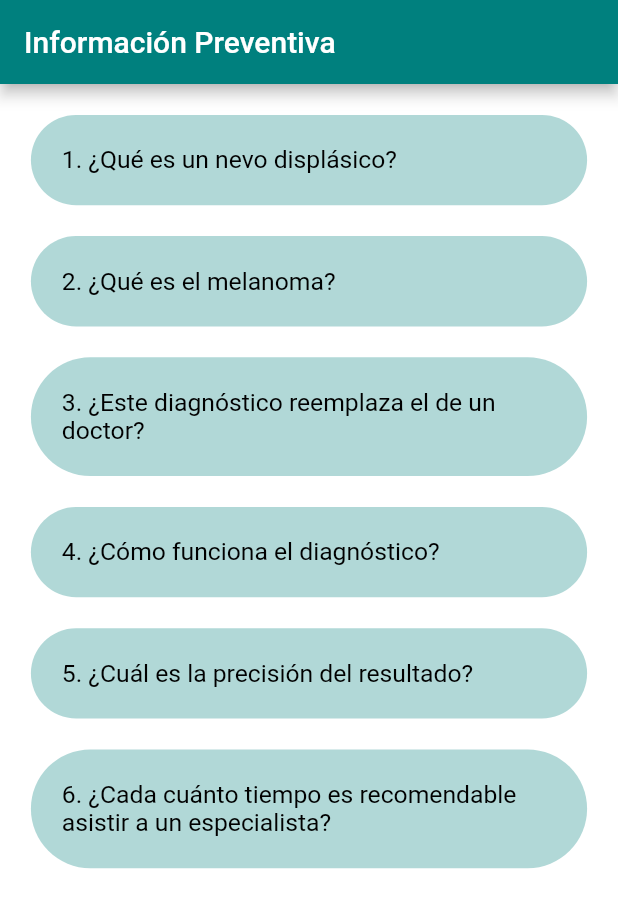
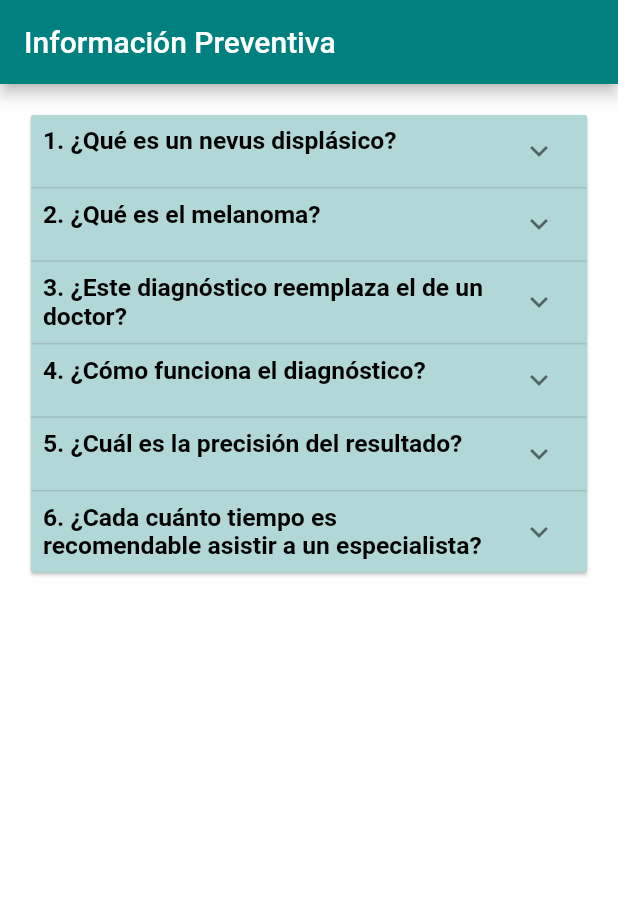
Before and after one commit to lhm2001/mobile-tp, a Flutter app: the PreventiveInformation screen opened directly, on a phone screen of 412 x 824 dp. Shown: the top 908 px of the screen. Run offline on Flutter 3.47's test engine with Material 2 defaults, Android fonts, the light colour scheme and no system bars; our stand-ins replace flutter_local_notifications, flutter_slidable, image_picker, permission_handler, shared_preferences and 2 more; missing offline and left inert: dart:ffi; accounts and stored records are empty; network calls fail.

Commit message:
fixed preventive information and other details

```diff
--- a/lib/globals.dart
+++ b/lib/globals.dart
@@ -5,4 +5,4 @@ int idProfileLogged = 0;
 int idNavigation = 0;
 int userId=0;
 bool notificationsEnabled=false;
-String url='http://3.142.212.189:8080/';
+String url='http://18.220.214.82:8080/';
--- a/lib/login.dart
+++ b/lib/login.dart
@@ -62,7 +62,7 @@ class _LoginState extends State<Login> {
     String? email=prefs.getString('email');
     String? pass=prefs.getString('password');
 
-    if(email!=null && pass!=null){
+    if(email!=null && email!=''  && pass!=null && pass!=''){
 
       logged=true;
       _user= await service.login(email,pass);
--- a/lib/myAccount.dart
+++ b/lib/myAccount.dart
@@ -8,6 +8,7 @@ import 'package:proyecto_tesis/login.dart';
 import 'package:proyecto_tesis/myNotifications.dart';
 import 'package:proyecto_tesis/myProfile.dart';
 import 'package:proyecto_tesis/preventiveInformation.dart';
+import 'package:shared_preferences/shared_preferences.dart';
 import 'globals.dart' as globals;
 import 'dart:convert';
 import 'package:sizer/sizer.dart';
@@ -34,7 +35,7 @@ class MyAccount extends StatelessWidget {
                 return ListTile(
                   leading: Icon(settingsList[index].icon,color: const Color(0xFF00807E), ),
                   title: Text(settingsList[index].title),
-                  onTap: () {
+                  onTap: () async {
                     switch (index) {
                       case 0:
                         Navigator.push(
@@ -51,6 +52,9 @@ class MyAccount extends StatelessWidget {
                       case 2:
                         globals.userId=0;
                         globals.isLoggedIn = false;
+                        SharedPreferences prefs = await SharedPreferences.getInstance();
+                        prefs.setString('email', '');
+                        prefs.setString('password', '');
                         Navigator.push(
                           context,
                           MaterialPageRoute(builder: (context) => const Login()),
--- a/lib/myConsultations.dart
+++ b/lib/myConsultations.dart
@@ -213,9 +213,9 @@ class _MyConsultationsState extends State<MyConsultations> {
           ),
           bottomNavigationBar: isMultiSelectionEnabled ?
             BottomAppBar(
+              height: 12.h,
             color: Color(0xFFB1D8D7),
             child: SizedBox(
-              height: 10.h,
               child: Row(
                 mainAxisAlignment: MainAxisAlignment.spaceEvenly,
                 children: [
@@ -247,7 +247,7 @@ class _MyConsultationsState extends State<MyConsultations> {
                                 .showSnackBar(
                               const SnackBar(
                                 content: Text(
-                                  "Hubo un error al eliminar la categoría.",
+                                  "Hubo un error al eliminar la consulta.",
                                   style: TextStyle(
                                       color: Colors.black),
                                 ),
--- a/lib/myNotifications.dart
+++ b/lib/myNotifications.dart
@@ -46,24 +46,24 @@ class _MyNotificationsState extends State<MyNotifications> {
                   },
                 ),
 
-                Container(
-                  child: ElevatedButton(
-                    style: ElevatedButton.styleFrom(
-                      primary: Colors.white,
-                    ),
-                    onPressed: () {
-                      NotificationService().showNotification(title: 'Sample',body: 'IT WORKS!');
-                    },
-                    child: Padding(
-                      padding: EdgeInsets.all(5.w),
-                      child: Text("PRUEBA NOTIF",style:TextStyle(
-                        //fontWeight: FontWeight.bold,
-                          fontSize: 12.sp,
-                          color: Colors.black
-                      )),
-                    ),
-                  ),
-                ),
+                // Container(
+                //   child: ElevatedButton(
+                //     style: ElevatedButton.styleFrom(
+                //       primary: Colors.white,
+                //     ),
+                //     onPressed: () {
+                //       NotificationService().showNotification(title: 'Sample',body: 'IT WORKS!');
+                //     },
+                //     child: Padding(
+                //       padding: EdgeInsets.all(5.w),
+                //       child: Text("PRUEBA NOTIF",style:TextStyle(
+                //         //fontWeight: FontWeight.bold,
+                //           fontSize: 12.sp,
+                //           color: Colors.black
+                //       )),
+                //     ),
+                //   ),
+                // ),
               ],
             ),
           ),
--- a/lib/preventiveInformation.dart
+++ b/lib/preventiveInformation.dart
@@ -1,180 +1,126 @@
-import 'dart:developer';
-
 import 'package:flutter/material.dart';
 import 'package:sizer/sizer.dart';
 
 class PreventiveInformation extends StatefulWidget {
-  const PreventiveInformation({super.key});
+  const PreventiveInformation({Key? key}) : super(key: key);
 
   @override
   State<PreventiveInformation> createState() => _PreventiveInformationState();
 }
 
 class _PreventiveInformationState extends State<PreventiveInformation> {
+  List<Item> _data = generateItems();
+
   @override
   Widget build(BuildContext context) {
     return Sizer(
       builder: (context, orientation, deviceType) {
         return Scaffold(
           appBar: AppBar(
-              title: const Text("Información Preventiva",style: TextStyle(color: Colors.white)), // Nombre de la página que puedes cambiar dinámicamente según la página actual.
+            title: const Text("Información Preventiva",
+                style: TextStyle(color: Colors.white)),
             backgroundColor: const Color(0xFF00807E),
             automaticallyImplyLeading: false,
           ),
           backgroundColor: Colors.white,
           body: SafeArea(
-              child: Center(
               child: Padding(
                 padding: EdgeInsets.all(2.5.h),
-                  child: Column(
-                    //mainAxisAlignment: MainAxisAlignment.center,
-                    children: [
-
-                      Container(
-                        width: double.infinity,
-                        decoration: BoxDecoration(
-                          color: const Color(0xFFB1D8D7),
-                          borderRadius: BorderRadius.circular(15.w),
+                child: SingleChildScrollView(
+                  child: ExpansionPanelList(
+                    elevation: 1,
+                    expandedHeaderPadding: EdgeInsets.all(0),
+                    expansionCallback: (int index, bool isExpanded) {
+                      setState(() {
+                        _data[index].isExpanded = true;
+                      });
+                    },
+                    children: _data.map<ExpansionPanel>((Item item) {
+                      return ExpansionPanel(
+                        backgroundColor: const Color(0xFFB1D8D7),
+                        canTapOnHeader: true,
+                        headerBuilder:
+                            (BuildContext context, bool isExpanded) {
+                          return Padding(
+                            padding: const EdgeInsets.all(8.0),
+                            child: Text(
+                              item.headerValue,
+                              style: TextStyle(
+                                fontSize: 12.sp,
+                                color: Colors.black,
+                                fontWeight: FontWeight.bold,
                               ),
-
-                        child: Padding(
-                          padding: EdgeInsets.all(5.w),
+                            ),
+                          );
+                        },
+                        body: Padding(
+                          padding: const EdgeInsets.all(8.0),
                           child: Text(
-                            '1. ¿Qué es un nevo displásico?',
+                            item.expandedValue,
                             style: TextStyle(
                               fontSize: 12.sp,
                               color: Colors.black,
                             ),
-
+                            textAlign: TextAlign.justify,
                           ),
                         ),
-                      ),
-
-                      SizedBox(
-                        height: 2.5.h,
-                      ),
-
-                      Container(
-                        width: double.infinity,
-                        decoration: BoxDecoration(
-                          color: const Color(0xFFB1D8D7),
-                          borderRadius: BorderRadius.circular(15.w),
-                        ),
-
-                        child: Padding(
-                          padding: EdgeInsets.all(5.w),
-                          child: Text(
-                            '2. ¿Qué es el melanoma?',
-                            style: TextStyle(
-                              fontSize: 12.sp,
-                              color: Colors.black,
-                            ),
-                          ),
-
-                        ),
-                      ),
-
-                      SizedBox(
-                        height: 2.5.h,
-                      ),
-
-                      Container(
-                        width: double.infinity,
-                        decoration: BoxDecoration(
-                          color:const Color(0xFFB1D8D7),
-                          borderRadius: BorderRadius.circular(15.w),
-                        ),
-
-                        child: Padding(
-                          padding: EdgeInsets.all(5.w),
-                          child: Text(
-                            '3. ¿Este diagnóstico reemplaza el de un doctor?',
-                            style: TextStyle(
-                              fontSize: 12.sp,
-                              color: Colors.black,
-                            ),
-                          ),
-
-                        ),
-                      ),
-
-                      SizedBox(
-                        height: 2.5.h,
-                      ),
-
-                      Container(
-                        width: double.infinity,
-                        decoration: BoxDecoration(
-                          color: const Color(0xFFB1D8D7),
-                          borderRadius: BorderRadius.circular(15.w),
-                        ),
-                        child: Padding(
-                          padding: EdgeInsets.all(5.w),
-                          child: Text(
-                            '4. ¿Cómo funciona el diagnóstico?',
-                            style: TextStyle(
-                              fontSize: 12.sp,
-                              color: Colors.black,
+                        isExpanded: item.isExpanded,
+                      );
+                    }).toList(),
                   ),
                 ),
               ),
 
           ),
-
-                      SizedBox(
-                        height: 2.5.h,
-                      ),
-
-                      Container(
-                        width: double.infinity,
-                        decoration: BoxDecoration(
-                          color: const Color(0xFFB1D8D7),
-                          borderRadius: BorderRadius.circular(15.w),
-                        ),
-                        child: Padding(
-                          padding: EdgeInsets.all(5.w),
-                          child: Text(
-                            '5. ¿Cuál es la precisión del resultado?',
-                            style: TextStyle(
-                              fontSize: 12.sp,
-                              color: Colors.black,
-                            ),
-                          ),
-                        ),
-
-                      ),
-
-                      SizedBox(
-                        height: 2.5.h,
-                      ),
-
-                      Container(
-                        width: double.infinity,
-                        decoration: BoxDecoration(
-                          color: const Color(0xFFB1D8D7),
-                          borderRadius: BorderRadius.circular(15.w),
-                        ),
-                        child: Padding(
-                          padding: EdgeInsets.all(5.w),
-                          child: Text(
-                            '6. ¿Cada cuánto tiempo es recomendable asistir a un especialista?',
-                            style: TextStyle(
-                              fontSize: 12.sp,
-                              color: Colors.black,
-                            ),
-                          ),
-                        ),
-
-                      ),
-
-                    ],
-                  ),
-                ),
-              ),
-            ),
+        );
+      },
     );
   }
-    );
+}
 
+class Item {
+  Item({
+    required this.expandedValue,
+    required this.headerValue,
+    this.isExpanded = false,
+  });
+
+  String expandedValue;
+  String headerValue;
+  bool isExpanded;
 }
+
+List<Item> generateItems() {
+  return [
+    Item(
+      headerValue: '1. ¿Qué es un nevus displásico?',
+      expandedValue:
+      'Un nevo displásico es un tipo de lunar que tiene características atípicas en su apariencia. Se considera una lesión precancerosa y debe ser monitoreada por un dermatólogo.',
+    ),
+    Item(
+      headerValue: '2. ¿Qué es el melanoma?',
+      expandedValue:
+      'El melanoma es un tipo de cáncer de piel que se desarrolla a partir de los melanocitos, las células que producen el pigmento de la piel. Es el tipo más peligroso de cáncer de piel y debe ser tratado con prontitud.',
+    ),
+    Item(
+      headerValue: '3. ¿Este diagnóstico reemplaza el de un doctor?',
+      expandedValue:
+      'No, el diagnóstico proporcionado por la aplicación no reemplaza la opinión de un médico. Siempre es recomendable consultar a un dermatólogo o profesional médico calificado para obtener un diagnóstico preciso y una evaluación adecuada de cualquier condición de la piel.',
+    ),
+    Item(
+      headerValue: '4. ¿Cómo funciona el diagnóstico?',
+      expandedValue:
+      ' La aplicación utiliza un modelo de red neuronal convolucional para analizar imágenes de lunares. El modelo ha sido entrenado para identificar características asociadas con lunares displásicos. Sin embargo, es importante tener en cuenta que el diagnóstico se basa en la información visual proporcionada por la imagen y en los patrones que el modelo ha aprendido durante su entrenamiento.',
+    ),
+    Item(
+      headerValue: '5. ¿Cuál es la precisión del resultado?',
+      expandedValue:
+      'La aplicación tiene una precisión de aproximadamente el 78%. Esto significa que el modelo es capaz de hacer una clasificación correcta en aproximadamente el 78% de los casos.',
+    ),
+    Item(
+      headerValue: '6. ¿Cada cuánto tiempo es recomendable asistir a un especialista?',
+      expandedValue:
+      'Es recomendable asistir a un dermatólogo o especialista en piel al menos una vez al año para un examen de detección de lunares y otros problemas de la piel. Si tienes antecedentes familiares de cáncer de piel o cambios notables en tus lunares, podrías requerir visitas más frecuentes.',
+    ),
+  ];
 }
```
Lines whose indentation alone changed are shown as unchanged.
